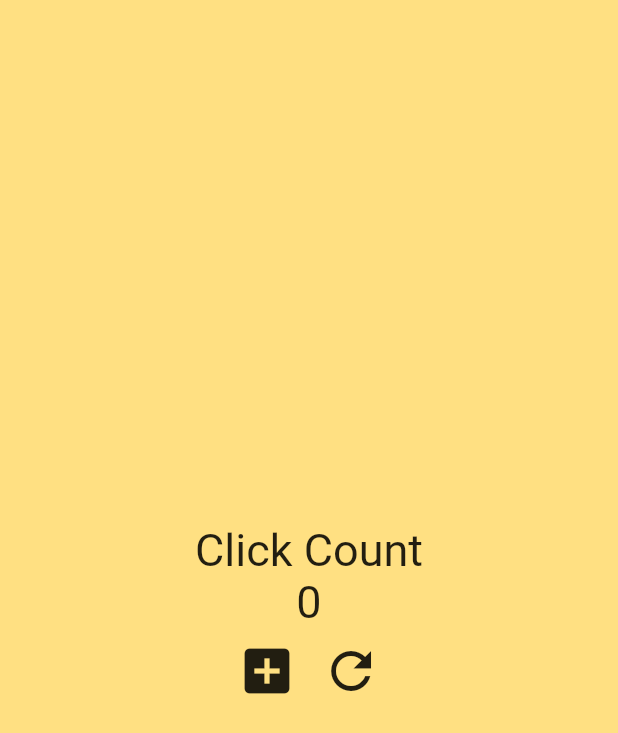
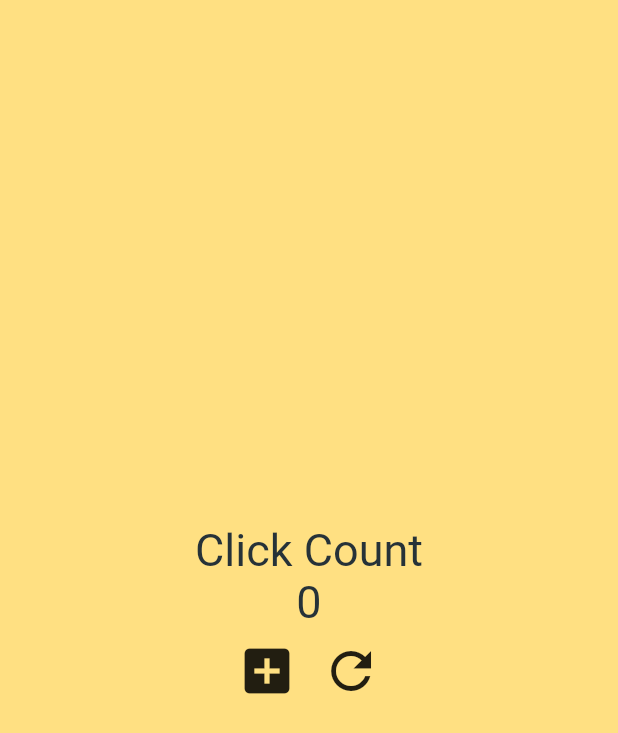
Before and after one commit to soyunim/Flutter, a Flutter app: the screen it shows after launch, on a phone screen of 412 x 824 dp. Shown: the top 733 px of the screen. Run offline on Flutter 3.47's test engine with Material 2 defaults, Android fonts, the phone set to English and light mode, and no system bars.

Commit message:
create theme and class MyLargetitle

```diff
--- a/clickcounter/lib/main.dart
+++ b/clickcounter/lib/main.dart
@@ -29,24 +29,22 @@ class _AppState extends State<App> {
   @override
   Widget build(BuildContext context) {
     return MaterialApp(
+      theme: ThemeData(
+        textTheme: TextTheme(
+          titleLarge: TextStyle(
+            color: Colors.blueGrey.shade900,
+            fontSize: 30,
+          ),
+        ),
+      ),
       home: Scaffold(
         backgroundColor: Colors.amber.shade200,
         body: Center(
           child: Column(
             mainAxisAlignment: MainAxisAlignment.center,
             children: [
-              const Text(
-                'Click Count',
-                style: TextStyle(
-                  fontSize: 30,
-                ),
-              ),
-              Text(
-                '$counter',
-                style: const TextStyle(
-                  fontSize: 30,
-                ),
-              ),
+              const MyLargeTitle(text: "Click Count"),
+              MyLargeTitle(text: "$counter"),
               Row(
                 mainAxisAlignment: MainAxisAlignment.center,
                 children: [
@@ -69,3 +67,23 @@ class _AppState extends State<App> {
     );
   }
 }
+
+class MyLargeTitle extends StatelessWidget {
+  final String text;
+
+  const MyLargeTitle({
+    super.key,
+    required this.text,
+  });
+
+  @override
+  Widget build(BuildContext context) {
+    return Text(
+      text,
+      style: TextStyle(
+        fontSize: Theme.of(context).textTheme.titleLarge?.fontSize,
+        color: Theme.of(context).textTheme.titleLarge?.color,
+      ),
+    );
+  }
+}
```
